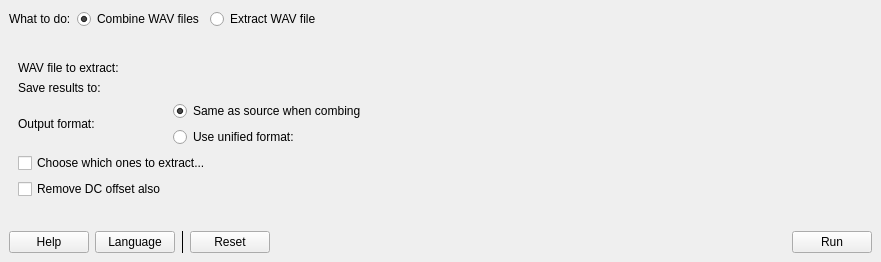
This is src/ui/MainWindow.ui in shine5402/KiraWavTar as Qt 5 draws it before an edit. The edited form follows.
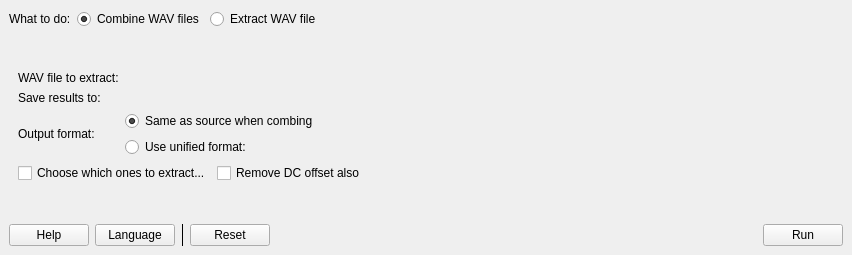
This is the edited form. The open tabs and pages were chosen to show the change. Custom widgets are drawn as their Qt base class.

Commit message: feat: change the default ui fixed size

```diff
--- a/src/ui/MainWindow.ui
+++ b/src/ui/MainWindow.ui
@@ -6,14 +6,20 @@
    <rect>
     <x>0</x>
     <y>0</y>
-    <width>881</width>
-    <height>262</height>
+    <width>852</width>
+    <height>255</height>
    </rect>
   </property>
   <property name="windowTitle">
    <string>KiraWavTar</string>
   </property>
   <widget class="QWidget" name="centralwidget">
+   <property name="sizePolicy">
+    <sizepolicy hsizetype="Fixed" vsizetype="Fixed">
+     <horstretch>0</horstretch>
+     <verstretch>0</verstretch>
+    </sizepolicy>
+   </property>
    <layout class="QVBoxLayout" name="verticalLayout">
     <item>
      <layout class="QHBoxLayout" name="horizontalLayout">
@@ -148,6 +154,12 @@
       </widget>
       <widget class="QWidget" name="extractOptionPage">
        <layout class="QGridLayout" name="gridLayout_2" columnstretch="0,1">
+        <property name="topMargin">
+         <number>0</number>
+        </property>
+        <property name="bottomMargin">
+         <number>0</number>
+        </property>
         <item row="1" column="1">
          <widget class="FileNameEditWithBrowse" name="extractSrcPathWidget" native="true"/>
         </item>
@@ -172,11 +184,35 @@
          </spacer>
         </item>
         <item row="5" column="0" colspan="2">
-         <widget class="QCheckBox" name="extractSelectionCheckBox">
-          <property name="text">
-           <string>Choose which ones to extract...</string>
-          </property>
-         </widget>
+         <layout class="QHBoxLayout" name="extractCheckboxesLayout">
+          <item>
+           <widget class="QCheckBox" name="extractSelectionCheckBox">
+            <property name="text">
+             <string>Choose which ones to extract...</string>
+            </property>
+           </widget>
+          </item>
+          <item>
+           <widget class="QCheckBox" name="removeDCCheckBox">
+            <property name="text">
+             <string>Remove DC offset also</string>
+            </property>
+           </widget>
+          </item>
+          <item>
+           <spacer name="horizontalSpacer_2">
+            <property name="orientation">
+             <enum>Qt::Orientation::Horizontal</enum>
+            </property>
+            <property name="sizeHint" stdset="0">
+             <size>
+              <width>40</width>
+              <height>20</height>
+             </size>
+            </property>
+           </spacer>
+          </item>
+         </layout>
         </item>
         <item row="2" column="1">
          <widget class="DirNameEditWithBrowse" name="extractResultPathWidget" native="true"/>
@@ -248,13 +284,6 @@
           </item>
          </layout>
         </item>
-        <item row="6" column="0">
-         <widget class="QCheckBox" name="removeDCCheckBox">
-          <property name="text">
-           <string>Remove DC offset also</string>
-          </property>
-         </widget>
-        </item>
        </layout>
       </widget>
      </widget>
```
Left out of the diff: 22 changed lines with no effect on the pictures. The commit also changes 2 other files.
